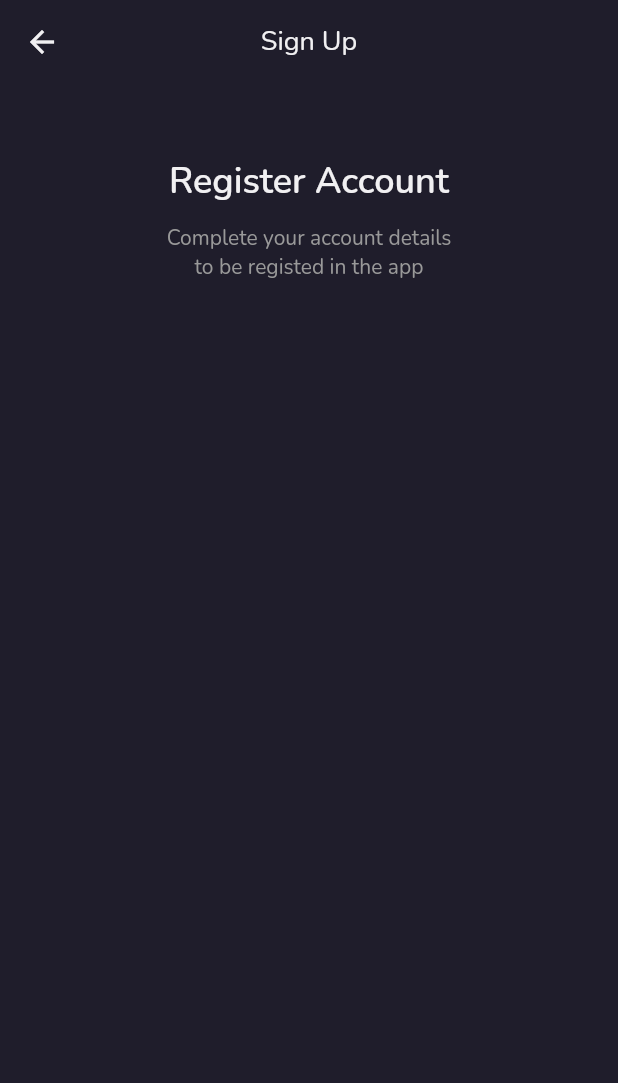
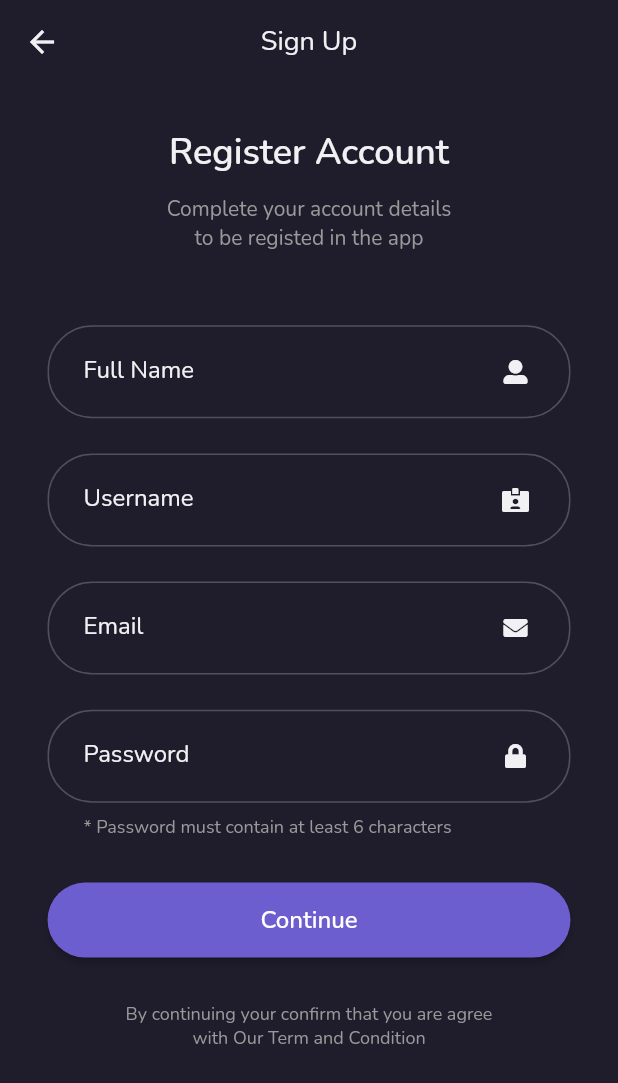
Before and after one commit to ianahmfac/iShoes, a Flutter app: the screen it shows after launch, after a tap on "Sign Up", on a phone screen of 412 x 824 dp. Shown: the top 1083 px of the screen. Run offline on Flutter 3.47's test engine with Material 2 defaults, Android fonts, the phone set to English and light mode, and no system bars; our stand-ins replace auto_route, font_awesome_flutter, google_fonts.

Commit message:
Finishing UI of Sign Up page

```diff
--- a/lib/config/themes/theme.dart
+++ b/lib/config/themes/theme.dart
@@ -36,6 +36,7 @@ InputDecorationTheme inputDecorationTheme() {
     ),
     focusedBorder: focusBorder,
     enabledBorder: outlineInputBorder,
+    helperStyle: kSecondaryTextStyle,
   );
 }
 
--- a/lib/features/auth/pages/sign_in_page.dart
+++ b/lib/features/auth/pages/sign_in_page.dart
@@ -18,6 +18,8 @@ class SignInPage extends StatefulWidget {
 }
 
 class _SignInPageState extends State<SignInPage> {
+  final _formKey = GlobalKey<FormState>();
+
   @override
   void didChangeDependencies() {
     super.didChangeDependencies();
@@ -39,7 +41,9 @@ class _SignInPageState extends State<SignInPage> {
   }
 
   Widget _contentBody() {
-    return Container(
+    return Form(
+      key: _formKey,
+      child: Container(
         padding: EdgeInsets.fromLTRB(
           getProportionateScreenWidth(kDefaultMargin),
           getProportionateScreenHeight(50),
@@ -76,6 +80,7 @@ class _SignInPageState extends State<SignInPage> {
             ),
           ],
         ),
+      ),
     );
   }
 
--- a/lib/features/auth/pages/sign_up_page.dart
+++ b/lib/features/auth/pages/sign_up_page.dart
@@ -1,7 +1,10 @@
 import 'package:flutter/material.dart';
+import 'package:font_awesome_flutter/font_awesome_flutter.dart';
 import 'package:ishoes/config/themes/size_config.dart';
 import 'package:ishoes/core/constants/theme_constant.dart';
+import 'package:ishoes/core/widgets/custom_button.dart';
 import 'package:ishoes/features/auth/widgets/header_text.dart';
+import 'package:ishoes/features/auth/widgets/suffix_form_icon.dart';
 
 class SignUpPage extends StatefulWidget {
   const SignUpPage({Key? key}) : super(key: key);
@@ -11,6 +14,7 @@ class SignUpPage extends StatefulWidget {
 }
 
 class _SignUpPageState extends State<SignUpPage> {
+  final _formKey = GlobalKey<FormState>();
   @override
   Widget build(BuildContext context) {
     return Scaffold(
@@ -24,11 +28,13 @@ class _SignUpPageState extends State<SignUpPage> {
   }
 
   Widget _buildContent() {
-    return Container(
+    return Form(
+      key: _formKey,
+      child: Container(
         width: double.infinity,
         padding: EdgeInsets.fromLTRB(
           getProportionateScreenWidth(kDefaultMargin),
-        getProportionateScreenHeight(50),
+          getProportionateScreenHeight(kDefaultMargin),
           getProportionateScreenWidth(kDefaultMargin),
           0,
         ),
@@ -40,7 +46,63 @@ class _SignUpPageState extends State<SignUpPage> {
               subtitle:
                   'Complete your account details\nto be registed in the app',
             ),
+            SizedBox(height: getProportionateScreenHeight(50)),
+            TextFormField(
+              textCapitalization: TextCapitalization.words,
+              textInputAction: TextInputAction.next,
+              style: kPrimaryTextStyle,
+              decoration: InputDecoration(
+                labelText: 'Full Name',
+                hintText: 'ex: John Doe',
+                suffixIcon: SuffixFormIcon(icon: FontAwesomeIcons.userAlt),
+              ),
+            ),
+            SizedBox(height: getProportionateScreenHeight(24)),
+            TextFormField(
+              textInputAction: TextInputAction.next,
+              style: kPrimaryTextStyle,
+              decoration: InputDecoration(
+                labelText: 'Username',
+                hintText: 'ex: john_doe',
+                suffixIcon: SuffixFormIcon(icon: FontAwesomeIcons.idCardAlt),
+              ),
+            ),
+            SizedBox(height: getProportionateScreenHeight(24)),
+            TextFormField(
+              textInputAction: TextInputAction.next,
+              keyboardType: TextInputType.emailAddress,
+              style: kPrimaryTextStyle,
+              decoration: InputDecoration(
+                labelText: 'Email',
+                hintText: 'ex: john_doe@gmail.com',
+                suffixIcon:
+                    SuffixFormIcon(icon: FontAwesomeIcons.solidEnvelope),
+              ),
+            ),
+            SizedBox(height: getProportionateScreenHeight(24)),
+            TextFormField(
+              textInputAction: TextInputAction.done,
+              style: kPrimaryTextStyle,
+              obscureText: true,
+              enableSuggestions: false,
+              autocorrect: false,
+              decoration: InputDecoration(
+                labelText: 'Password',
+                hintText: 'ex: MyPassworDD123@@',
+                suffixIcon: SuffixFormIcon(icon: FontAwesomeIcons.lock),
+                helperText: '* Password must contain at least 6 characters',
+              ),
+            ),
+            SizedBox(height: getProportionateScreenHeight(30)),
+            CustomButton(text: 'Continue', onPressed: () {}),
+            SizedBox(height: getProportionateScreenHeight(30)),
+            Text(
+              'By continuing your confirm that you are agree\nwith Our Term and Condition',
+              style: kSecondaryTextStyle.copyWith(fontSize: 12),
+              textAlign: TextAlign.center,
+            ),
           ],
+        ),
       ),
     );
   }
--- a/lib/features/auth/widgets/suffix_form_icon.dart
+++ b/lib/features/auth/widgets/suffix_form_icon.dart
@@ -16,7 +16,7 @@ class SuffixFormIcon extends StatelessWidget {
       padding: EdgeInsets.only(right: getProportionateScreenWidth(24)),
       child: Icon(
         icon,
-        size: 20,
+        size: 16,
         color: kPrimaryTextColor,
       ),
     );
```
Lines whose indentation alone changed are shown as unchanged.
